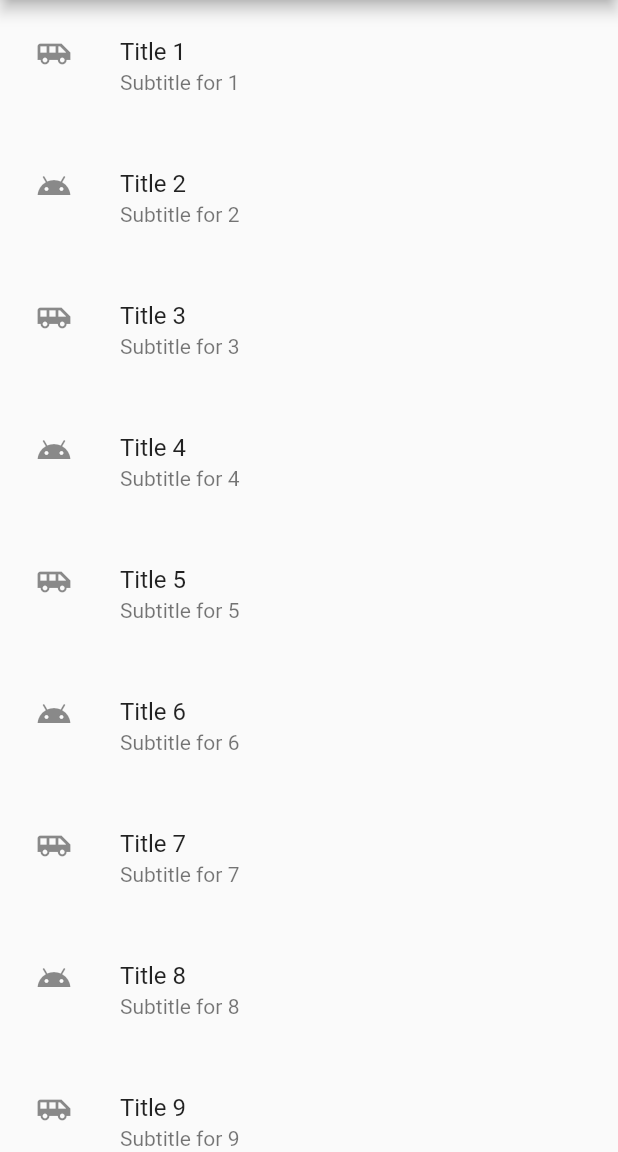
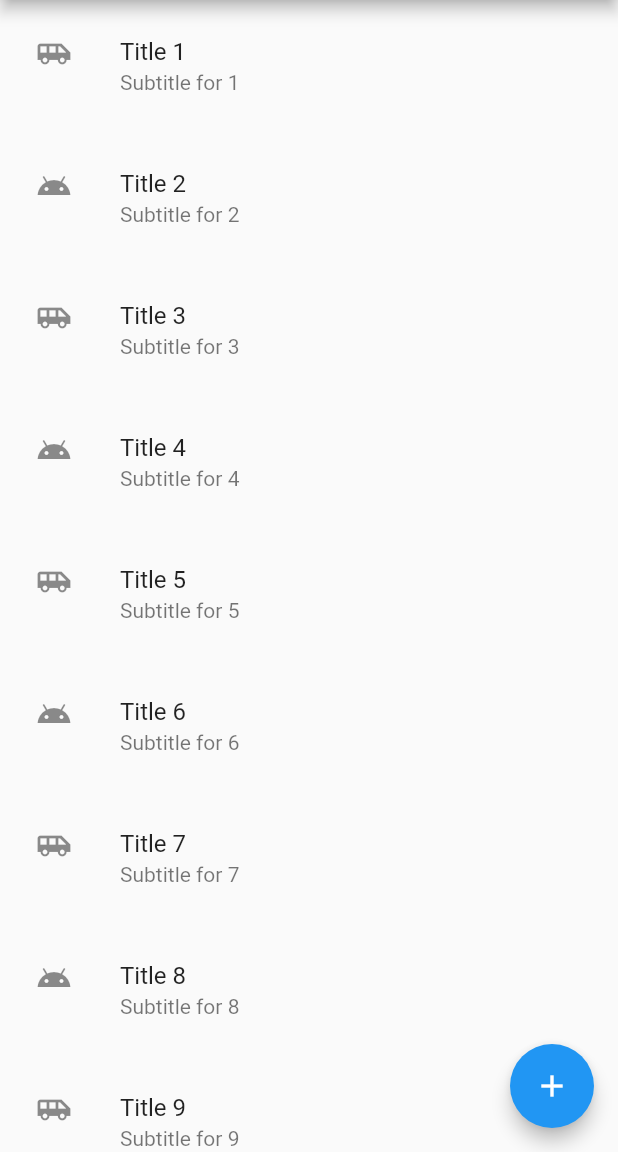
Before and after one commit to erikrios/simple-list-view, a Flutter app: the screen it shows after launch, on a phone screen of 412 x 824 dp, the part 84-1236 px from its top. Run offline on Flutter 3.47's test engine with Material 2 defaults, Android fonts, the phone set to English and light mode, and no system bars.

Commit message:
Add a FloatingActionButton widget

```diff
--- a/lib/main.dart
+++ b/lib/main.dart
@@ -6,8 +6,7 @@ void main() => runApp(MaterialApp(
     ));
 
 class HomeApp extends StatelessWidget {
-
-  final List<int> dummyTexts = List<int>.generate(1000, (index) => index + 1);
+  final List<int> dummyTexts = List<int>.generate(10, (index) => index + 1);
 
   @override
   Widget build(BuildContext context) => Scaffold(
@@ -38,5 +37,13 @@ class HomeApp extends StatelessWidget {
           itemCount: dummyTexts.length,
           padding: EdgeInsets.only(right: 16.0, left: 16.0),
         ),
+        floatingActionButton: FloatingActionButton(
+          onPressed: () {
+            dummyTexts.add(dummyTexts.length + 1);
+            print('Add a new item');
+          },
+          child: Icon(Icons.add),
+          elevation: 5.0,
+        ),
       );
 }
```
